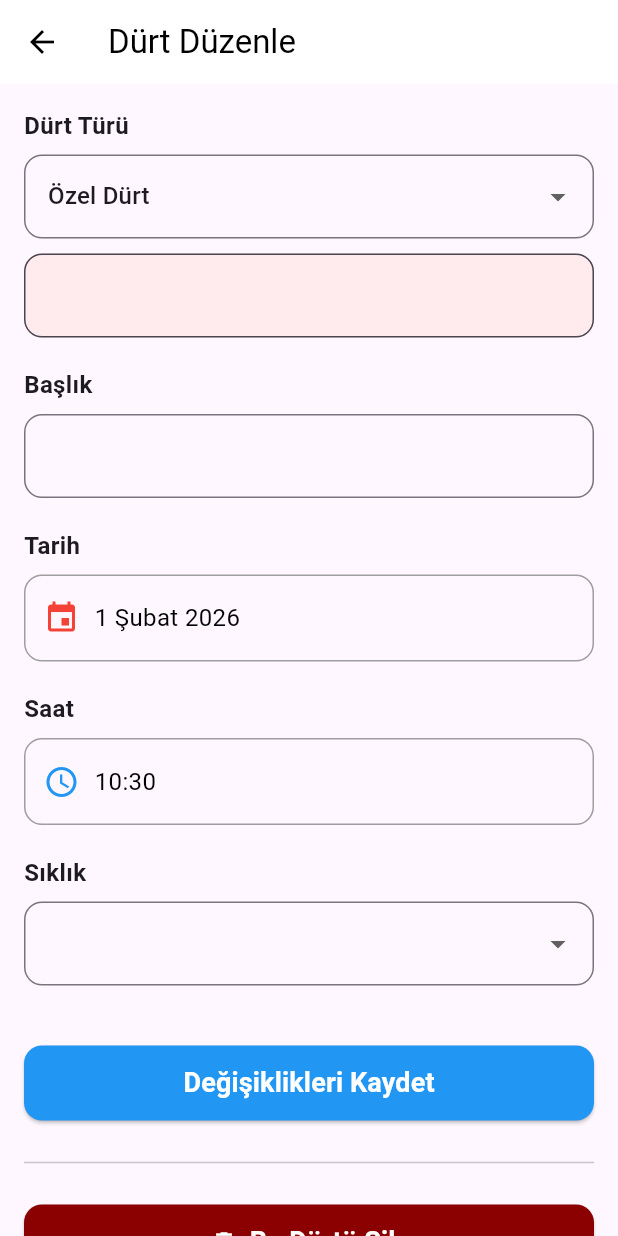
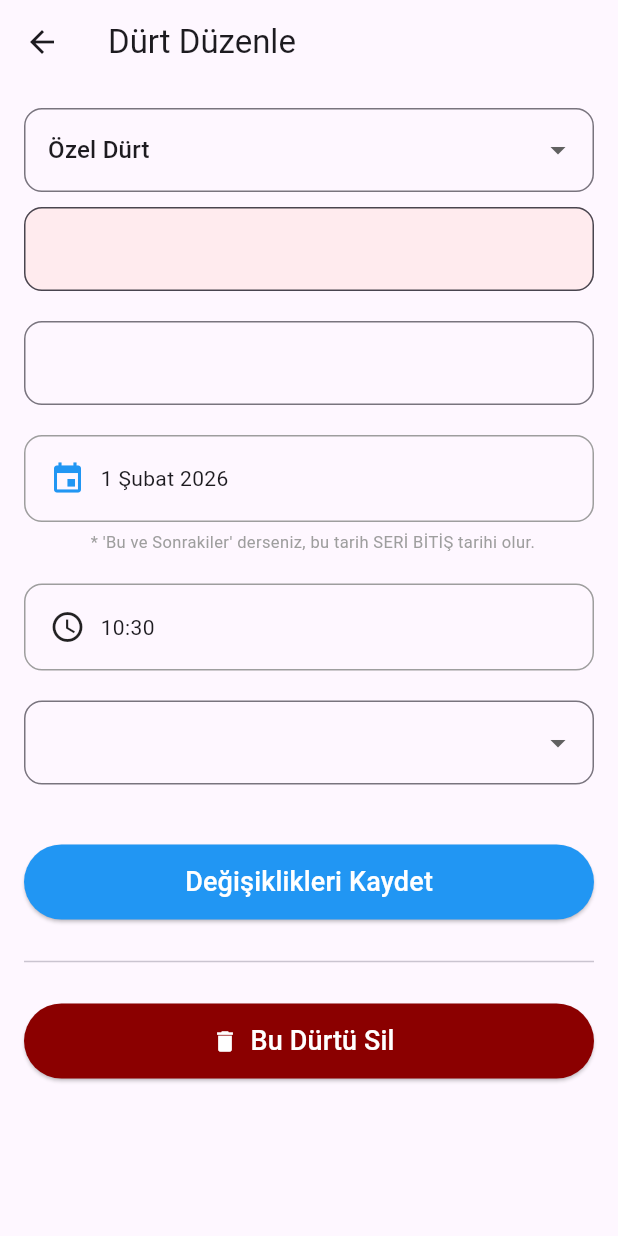
Before and after one commit to EdizKarli/DurtApp, a Flutter app: the EditReminderPage screen opened directly with empty values, after a tap on "Değişiklikleri Kaydet", on a phone screen of 412 x 824 dp. Run offline on Flutter 3.47's test engine with Material 3 defaults, Android fonts, the phone set to English and light mode, and no system bars; our stand-ins replace table_calendar; network calls fail.

Commit message:
durt connection established, adding and fixing them vol1

```diff
--- a/durt_app/lib/screens/edit_reminder_page.dart
+++ b/durt_app/lib/screens/edit_reminder_page.dart
@@ -1,7 +1,9 @@
 import 'package:flutter/material.dart';
+import 'package:flutter/cupertino.dart';
 import 'package:intl/intl.dart';
 import 'package:http/http.dart' as http;
 import 'dart:convert';
+import 'package:uuid/uuid.dart';
 
 class EditReminderPage extends StatefulWidget {
   final Map<String, dynamic> reminder;
@@ -22,38 +24,24 @@ class _EditReminderPageState extends State<EditReminderPage> {
   final TextEditingController _customTypeController = TextEditingController();
 
   String? _selectedType;
+  DateTime _selectedDate = DateTime.now(); // Limit (Bitiş) Tarihi
+  TimeOfDay _selectedTime = TimeOfDay.now();
+  String? _selectedFrequency;
 
-  // Tarih ve Saat Ayrı Tutuluyor
-  DateTime _selectedDate = DateTime.now();
-  TimeOfDay _selectedTime = TimeOfDay.now();
-
-  String? _selectedFrequency; // Nullable yaptık ki hata vermesin
-
-  // YENİ LİSTE (AddReminderPage ile Aynı)
   final List<String> _frequencies = [
-    "1 Gün",
-    "2 Gün",
-    "3 Gün",
-    "Haftada Bir",
-    "Ayda Bir",
-    "Özel Hatırlatma"
+    "1 Gün", "2 Gün", "3 Gün", "Haftada Bir", "Ayda Bir", "Özel Hatırlatma"
   ];
-
   final List<String> _types = ["Doktor Muayenesi", "İş Görüşmesi", "Sınav", "Özel Dürt"];
 
   @override
   void initState() {
     super.initState();
-
-    // 1. BAŞLIK
     _titleController.text = widget.reminder['title'];
 
-    // 2. TARİH VE SAAT AYRIŞTIRMA
     DateTime fullDate = DateTime.parse(widget.reminder['reminder_time']).toLocal();
     _selectedDate = fullDate;
     _selectedTime = TimeOfDay.fromDateTime(fullDate);
 
-    // 3. TÜR (Type) KONTROLÜ
     String incomingType = widget.reminder['type'];
     if (_types.contains(incomingType)) {
       _selectedType = incomingType;
@@ -62,16 +50,10 @@ class _EditReminderPageState extends State<EditReminderPage> {
       _customTypeController.text = incomingType;
     }
 
-    // 4. SIKLIK (Frequency) - ÇÖKME KORUMASI
     String incomingFreq = widget.reminder['frequency'] ?? "1 Gün";
-
     if (_frequencies.contains(incomingFreq)) {
-      // Eğer veritabanındaki değer listemizde varsa onu seç
       _selectedFrequency = incomingFreq;
     } else {
-      // Eğer yoksa (örn: '1 Gün Önce'), uygulamanın çökmesini önlemek için
-      // bu değeri geçici olarak listeye ekle veya varsayılan bir değer ata.
-      // Burada kullanıcı ne görüyorsa onu korumak için listeye ekliyoruz.
       _frequencies.add(incomingFreq);
       _selectedFrequency = incomingFreq;
     }
@@ -82,269 +64,356 @@ class _EditReminderPageState extends State<EditReminderPage> {
     bool isEditingAllowed = !widget.isReadOnly;
 
     return Scaffold(
-      appBar: AppBar(
-        title: Text(widget.isReadOnly ? "Dürt Detayı" : "Dürt Düzenle"),
-        backgroundColor: Colors.white,
-        foregroundColor: Colors.black,
-        elevation: 0
-      ),
+      appBar: AppBar(title: Text(widget.isReadOnly ? "Dürt Detayı" : "Dürt Düzenle")),
       body: SingleChildScrollView(
         padding: const EdgeInsets.all(16.0),
         child: Column(
-          crossAxisAlignment: CrossAxisAlignment.start,
           children: [
-            // --- TÜR SEÇİMİ ---
-            const Text("Dürt Türü", style: TextStyle(fontWeight: FontWeight.bold, fontSize: 16)),
-            const SizedBox(height: 8),
-            IgnorePointer(
-              ignoring: !isEditingAllowed,
-              child: DropdownButtonFormField<String>(
+            // TÜR
+             DropdownButtonFormField<String>(
                 value: _selectedType,
-                items: _types.map((type) => DropdownMenuItem(value: type, child: Text(type))).toList(),
-                onChanged: isEditingAllowed ? (value) {
-                  setState(() {
-                    _selectedType = value;
-                    if (value != "Özel Dürt") _customTypeController.clear();
-                  });
-                } : null,
+                items: _types.map((t) => DropdownMenuItem(value: t, child: Text(t))).toList(),
+                onChanged: isEditingAllowed ? (v) => setState(() => _selectedType = v) : null,
                 decoration: InputDecoration(border: OutlineInputBorder(borderRadius: BorderRadius.circular(12))),
               ),
-            ),
-
               if (_selectedType == "Özel Dürt") ...[
                 const SizedBox(height: 10),
-              TextField(
-                controller: _customTypeController,
-                readOnly: !isEditingAllowed,
-                decoration: InputDecoration(
-                  border: OutlineInputBorder(borderRadius: BorderRadius.circular(12)),
-                  filled: true,
-                  fillColor: isEditingAllowed ? Colors.red.shade50 : Colors.grey.shade100,
-                ),
-              ),
+                TextField(controller: _customTypeController, readOnly: !isEditingAllowed, decoration: InputDecoration(border: OutlineInputBorder(borderRadius: BorderRadius.circular(12)), filled: true, fillColor: Colors.red.shade50)),
               ],
-
               const SizedBox(height: 20),
 
-            // --- BAŞLIK ---
-            const Text("Başlık", style: TextStyle(fontWeight: FontWeight.bold, fontSize: 16)),
-            const SizedBox(height: 8),
-            TextField(
-              controller: _titleController,
-              readOnly: !isEditingAllowed,
-              decoration: InputDecoration(
-                border: OutlineInputBorder(borderRadius: BorderRadius.circular(12)),
-                fillColor: isEditingAllowed ? null : Colors.grey.shade100,
-                filled: !isEditingAllowed,
-              )
-            ),
-
+            // BAŞLIK
+            TextField(controller: _titleController, readOnly: !isEditingAllowed, decoration: InputDecoration(border: OutlineInputBorder(borderRadius: BorderRadius.circular(12)))),
             const SizedBox(height: 20),
 
-            // --- TARİH (YENİ KONSEPT) ---
-            const Text("Tarih", style: TextStyle(fontWeight: FontWeight.bold, fontSize: 16)),
-            const SizedBox(height: 8),
+            // TARİH KUTUSU
             InkWell(
               onTap: isEditingAllowed ? _pickDate : null,
               child: Container(
-                padding: const EdgeInsets.symmetric(horizontal: 12, vertical: 16),
-                decoration: BoxDecoration(
-                  border: Border.all(color: Colors.grey),
-                  borderRadius: BorderRadius.circular(12),
-                  color: isEditingAllowed ? null : Colors.grey.shade100,
-                ),
+                padding: const EdgeInsets.all(16),
+                decoration: BoxDecoration(border: Border.all(color: Colors.grey), borderRadius: BorderRadius.circular(12)),
                 child: Row(
                   children: [
-                    Icon(Icons.event, color: isEditingAllowed ? Colors.red : Colors.grey),
+                    const Icon(Icons.event, color: Colors.blue),
                     const SizedBox(width: 10),
-                    Text(
-                      DateFormat('d MMMM yyyy', 'tr_TR').format(_selectedDate),
-                      style: TextStyle(fontSize: 16, color: isEditingAllowed ? Colors.black : Colors.grey.shade700),
-                    ),
-                  ],
+                    Text(DateFormat('d MMMM yyyy', 'tr_TR').format(_selectedDate))
+                  ]
                 ),
               ),
             ),
-
+            if (isEditingAllowed)
+              const Padding(
+                padding: EdgeInsets.only(top: 5, left: 5),
+                child: Text(
+                  "* 'Bu ve Sonrakiler' derseniz, bu tarih SERİ BİTİŞ tarihi olur.",
+                  style: TextStyle(fontSize: 11, color: Colors.grey),
+                ),
+              ),
             const SizedBox(height: 20),
 
-            // --- SAAT (YENİ KONSEPT) ---
-            const Text("Saat", style: TextStyle(fontWeight: FontWeight.bold, fontSize: 16)),
-            const SizedBox(height: 8),
+            // SAAT
             InkWell(
               onTap: isEditingAllowed ? _pickTime : null,
               child: Container(
-                padding: const EdgeInsets.symmetric(horizontal: 12, vertical: 16),
-                decoration: BoxDecoration(
-                  border: Border.all(color: Colors.grey),
-                  borderRadius: BorderRadius.circular(12),
-                  color: isEditingAllowed ? null : Colors.grey.shade100,
-                ),
-                child: Row(
-                  children: [
-                    Icon(Icons.access_time, color: isEditingAllowed ? Colors.blue : Colors.grey),
-                    const SizedBox(width: 10),
-                    // Saati 24 saat formatında göster
-                    Text(
-                      "${_selectedTime.hour.toString().padLeft(2, '0')}:${_selectedTime.minute.toString().padLeft(2, '0')}",
-                      style: TextStyle(fontSize: 16, color: isEditingAllowed ? Colors.black : Colors.grey.shade700),
-                    ),
-                  ],
+                padding: const EdgeInsets.all(16),
+                decoration: BoxDecoration(border: Border.all(color: Colors.grey), borderRadius: BorderRadius.circular(12)),
+                child: Row(children: [const Icon(Icons.access_time), const SizedBox(width: 10), Text("${_selectedTime.hour.toString().padLeft(2,'0')}:${_selectedTime.minute.toString().padLeft(2,'0')}") ]),
               ),
             ),
-            ),
-
             const SizedBox(height: 20),
 
-            // --- SIKLIK ---
-            const Text("Sıklık", style: TextStyle(fontWeight: FontWeight.bold, fontSize: 16)),
-            const SizedBox(height: 8),
-             IgnorePointer(
-              ignoring: !isEditingAllowed,
-               child: DropdownButtonFormField<String>(
+            // SIKLIK
+            DropdownButtonFormField<String>(
                 value: _selectedFrequency,
                 items: _frequencies.map((f) => DropdownMenuItem(value: f, child: Text(f))).toList(),
-                onChanged: isEditingAllowed ? (value) => setState(() => _selectedFrequency = value!) : null,
+                onChanged: isEditingAllowed ? (v) => setState(() => _selectedFrequency = v) : null,
                 decoration: InputDecoration(border: OutlineInputBorder(borderRadius: BorderRadius.circular(12))),
             ),
-             ),
-
             const SizedBox(height: 40),
 
-            // --- BUTONLAR ---
+            // BUTONLAR
             if (isEditingAllowed) ...[
               SizedBox(
                 width: double.infinity,
                 height: 50,
                 child: ElevatedButton(
-                  onPressed: _updateReminder,
-                  style: ElevatedButton.styleFrom(
-                    backgroundColor: Colors.blue,
-                    foregroundColor: Colors.white,
-                    shape: RoundedRectangleBorder(borderRadius: BorderRadius.circular(12)),
-                  ),
-                  child: const Text("Değişiklikleri Kaydet", style: TextStyle(fontSize: 18, fontWeight: FontWeight.bold)),
+                  onPressed: _handleSaveButton,
+                  style: ElevatedButton.styleFrom(backgroundColor: Colors.blue, foregroundColor: Colors.white),
+                  child: const Text("Değişiklikleri Kaydet", style: TextStyle(fontSize: 18)),
                 ),
               ),
-
               const SizedBox(height: 20),
               const Divider(),
               const SizedBox(height: 20),
-
               SizedBox(
                 width: double.infinity,
                 height: 50,
                 child: ElevatedButton.icon(
-                  onPressed: _deleteReminder,
+                  onPressed: _handleDeleteButton,
                   icon: const Icon(Icons.delete),
-                  label: const Text("Bu Dürtü Sil", style: TextStyle(fontSize: 18, fontWeight: FontWeight.bold)),
-                  style: ElevatedButton.styleFrom(
-                    backgroundColor: const Color.fromARGB(255, 139, 0, 0),
-                    foregroundColor: Colors.white,
-                    shape: RoundedRectangleBorder(borderRadius: BorderRadius.circular(12)),
+                  label: const Text("Bu Dürtü Sil", style: TextStyle(fontSize: 18)),
+                  style: ElevatedButton.styleFrom(backgroundColor: const Color.fromARGB(255, 139, 0, 0), foregroundColor: Colors.white),
                 ),
               ),
-              ),
-            ] else ...[
-              const Center(
-                child: Text(
-                  "Geçmiş dürtler üzerinde değişiklik yapılamaz.",
-                  style: TextStyle(color: Colors.grey, fontStyle: FontStyle.italic),
-                ),
-              )
-            ],
+            ]
           ],
         ),
       ),
     );
   }
 
-  // --- TARİH SEÇİMİ ---
   Future<void> _pickDate() async {
-     DateTime initial = _selectedDate;
-    if (initial.isBefore(DateTime.now())) {
-      initial = DateTime.now();
-    }
-
     final DateTime? picked = await showDatePicker(
       context: context,
-      initialDate: initial,
-      firstDate: DateTime.now(),
+      initialDate: _selectedDate,
+      firstDate: DateTime.now().subtract(const Duration(days: 365)),
       lastDate: DateTime(2030),
-      locale: const Locale('tr', 'TR'),
+      locale: const Locale('tr', 'TR')
     );
-
     if (picked != null) {
-      setState(() => _selectedDate = picked);
+      // Gün sonuna sabitle
+      setState(() => _selectedDate = DateTime(picked.year, picked.month, picked.day, 23, 59, 59));
     }
   }
 
-  // --- SAAT SEÇİMİ ---
   Future<void> _pickTime() async {
-    final TimeOfDay? picked = await showTimePicker(
+    showModalBottomSheet(context: context, builder: (c) => SizedBox(height: 250, child: CupertinoDatePicker(
+      mode: CupertinoDatePickerMode.time, use24hFormat: true,
+      initialDateTime: DateTime(2024, 1, 1, _selectedTime.hour, _selectedTime.minute),
+      onDateTimeChanged: (t) => setState(() => _selectedTime = TimeOfDay.fromDateTime(t))
+    )));
+  }
+
+  // ==========================================
+  //      KAYDETME MANTIĞI
+  // ==========================================
+  void _handleSaveButton() {
+    String? groupId = widget.reminder['group_id'];
+
+    if (groupId == null || groupId.isEmpty) {
+      _forkNewSeries(); // Grubu yoksa yeni seri başlat
+      return;
+    }
+
+    showDialog(
       context: context,
-      initialTime: _selectedTime,
-      builder: (context, child) {
-        return MediaQuery(
-          data: MediaQuery.of(context).copyWith(alwaysUse24HourFormat: true),
-          child: child!,
+      builder: (context) => AlertDialog(
+        title: const Text("Düzenleme Seçeneği"),
+        content: const Text("Bu değişiklik nasıl uygulansın?"),
+        actions: [
+          TextButton(
+            onPressed: () {
+              Navigator.pop(context);
+              _forkNewSeries(); // Sadece Bu
+            },
+            child: const Text("Sadece Bu"),
+          ),
+          ElevatedButton(
+            onPressed: () {
+              Navigator.pop(context);
+              _rewriteFutureSeries(groupId); // Bu ve Sonrakiler
+            },
+            style: ElevatedButton.styleFrom(backgroundColor: Colors.blue, foregroundColor: Colors.white),
+            child: const Text("Bu ve Sonrakiler"),
+          ),
+        ],
+      ),
     );
-      },
-    );
+  }
 
-    if (picked != null) {
-      setState(() => _selectedTime = picked);
+  // SENARYO 1: SADECE BU (Fork)
+  // Mevcut kaydı güncelle (yeni grup ID ile) ve ileriye doğru yeni seri üret.
+  // Eski grubun geleceğine dokunulmaz.
+  Future<void> _forkNewSeries() async {
+    String newGroupId = const Uuid().v4();
+    // Mevcut kaydı güncelle
+    await _generateSeriesLogic(newGroupId, shouldUpdateCurrent: true);
+    if (mounted) {
+      Navigator.pop(context);
+      ScaffoldMessenger.of(context).showSnackBar(const SnackBar(content: Text("✅ Yeni seri oluşturuldu!")));
     }
   }
 
-  Future<void> _updateReminder() async {
+  // SENARYO 2: BU VE SONRAKİLER (Tamamen Yenileme)
+  Future<void> _rewriteFutureSeries(String currentGroupId) async {
+    // 1. MEVCUT VE GELECEK KAYITLARI SİL
+    // "Reminder Time" > "Orijinal Tarih - 1 saniye" diyerek
+    // Orijinal kaydı da, gelecekteki kayıtları da siliyoruz.
+    String oldDateStr = widget.reminder['reminder_time'];
+    DateTime oldDate = DateTime.parse(oldDateStr);
+
+    // Geriye doğru 1 saniye gidiyoruz ki mevcut kayıt da kapsama alanına girsin.
+    DateTime wipeDate = oldDate.subtract(const Duration(seconds: 1));
+    String wipeDateStr = "${wipeDate.year}-${wipeDate.month.toString().padLeft(2, '0')}-${wipeDate.day.toString().padLeft(2, '0')} ${wipeDate.hour.toString().padLeft(2, '0')}:${wipeDate.minute.toString().padLeft(2, '0')}:${wipeDate.second.toString().padLeft(2, '0')}";
+
+    final deleteUrl = Uri.parse('http://localhost:3000/api/reminders/group/$currentGroupId/future?date=$wipeDateStr');
+    await http.delete(deleteUrl);
+
+    // 2. HER ŞEYİ SIFIRDAN OLUŞTUR (CREATE, NOT UPDATE)
+    // Eski kayıt silindiği için "Update" (PUT) yapamayız. "Create" (POST) yapacağız.
+    await _generateSeriesLogic(currentGroupId, shouldUpdateCurrent: false);
+
+    if (mounted) {
+      Navigator.pop(context);
+      ScaffoldMessenger.of(context).showSnackBar(const SnackBar(content: Text("✅ Seri güncellendi!")));
+    }
+  }
+
+  // --- ANA MANTIK MOTORU ---
+  Future<void> _generateSeriesLogic(String groupId, {required bool shouldUpdateCurrent}) async {
+    // BAŞLANGIÇ: Orijinal kartın tarihi (Yıl/Ay/Gün) + Yeni seçilen Saat
+    DateTime originalReminderDate = DateTime.parse(widget.reminder['reminder_time']).toLocal();
+
+    DateTime startDate = DateTime(
+      originalReminderDate.year,
+      originalReminderDate.month,
+      originalReminderDate.day,
+      _selectedTime.hour,
+      _selectedTime.minute
+    );
+
+    // BİTİŞ: Kullanıcının seçtiği tarih
+    DateTime limitDate = _selectedDate;
+
+    // GEÇMİŞ KONTROLÜ (Sadece "Bugün" ise ve geçmişteyse)
+    DateTime now = DateTime.now();
+    DateTime nowClean = DateTime(now.year, now.month, now.day, now.hour, now.minute);
+
+    int intervalDays = _getIntervalDays();
+    if (startDate.year == now.year && startDate.month == now.month && startDate.day == now.day) {
+       if (startDate.isBefore(nowClean)) {
+          startDate = startDate.add(Duration(days: intervalDays));
+       }
+    }
+
+    // ADIM 1: İLK KARTI İŞLE (Mevcut Günü)
+    if (shouldUpdateCurrent) {
+      // "Sadece Bu" modunda mevcut kart duruyor, onu güncelliyoruz (PUT).
+      await _updateCurrentRow(startDate, groupId);
+    } else {
+      // "Bu ve Sonrakiler" modunda mevcut kartı silmiştik, YENİDEN YARATIYORUZ (POST).
+      await _createNewRow(startDate, groupId);
+    }
+
+    // ADIM 2: GELECEK DÜRTLERİ ÜRET (Hepsi POST)
+    DateTime loopDate = startDate.add(Duration(days: intervalDays));
+    int count = 0;
+
+    while ((loopDate.isBefore(limitDate) || loopDate.isAtSameMomentAs(limitDate)) && count < 100) {
+      await _createNewRow(loopDate, groupId);
+      loopDate = loopDate.add(Duration(days: intervalDays));
+      count++;
+    }
+  }
+
+  // Yardımcı: PUT (Güncelle)
+  Future<void> _updateCurrentRow(DateTime targetDate, String groupId) async {
+    String formattedDate = _formatDate(targetDate);
     String finalType = _selectedType == "Özel Dürt" ? _customTypeController.text : _selectedType!;
     final url = Uri.parse('http://localhost:3000/api/reminders/${widget.reminder['id']}');
 
-    // Tarih ve Saati birleştirip DateTime oluşturuyoruz
-    final DateTime finalDateTime = DateTime(
-      _selectedDate.year,
-      _selectedDate.month,
-      _selectedDate.day,
-      _selectedTime.hour,
-      _selectedTime.minute,
-    );
-
-    try {
-      final response = await http.put(
+    await http.put(
       url,
       headers: {'Content-Type': 'application/json'},
       body: jsonEncode({
         'title': _titleController.text,
         'type': finalType,
-          'reminder_time': finalDateTime.toIso8601String(),
+        'reminder_time': formattedDate,
         'frequency': _selectedFrequency,
+        'group_id': groupId,
       }),
     );
+  }
 
-      if (response.statusCode == 200 && mounted) {
-        Navigator.pop(context);
-        ScaffoldMessenger.of(context).showSnackBar(const SnackBar(content: Text("✅ Güncellendi")));
+  // Yardımcı: POST (Yeni Yarat)
+  Future<void> _createNewRow(DateTime targetDate, String groupId) async {
+    String formattedDate = _formatDate(targetDate);
+    String finalType = _selectedType == "Özel Dürt" ? _customTypeController.text : _selectedType!;
+    final url = Uri.parse('http://localhost:3000/api/reminders');
+
+    await http.post(
+      url,
+      headers: {'Content-Type': 'application/json'},
+      body: jsonEncode({
+        'title': _titleController.text,
+        'type': finalType,
+        'reminder_time': formattedDate,
+        'frequency': _selectedFrequency,
+        'group_id': groupId,
+      }),
+    );
   }
-    } catch (e) {
-      print("Hata: $e");
+
+  String _formatDate(DateTime date) {
+    return "${date.year}-${date.month.toString().padLeft(2, '0')}-${date.day.toString().padLeft(2, '0')} ${date.hour.toString().padLeft(2, '0')}:${date.minute.toString().padLeft(2, '0')}:00";
+  }
+
+  int _getIntervalDays() {
+    switch (_selectedFrequency) {
+        case "1 Gün": return 1;
+        case "2 Gün": return 2;
+        case "3 Gün": return 3;
+        case "Haftada Bir": return 7;
+        case "Ayda Bir": return 30;
+        default: return 1;
     }
   }
 
-  Future<void> _deleteReminder() async {
-      bool? confirm = await showDialog(
+  // --- SİLME BUTONU ---
+  void _handleDeleteButton() {
+    String? groupId = widget.reminder['group_id'];
+    if (groupId == null || groupId.isEmpty) {
+      _confirmDeleteSingle();
+      return;
+    }
+    showDialog(
+      context: context,
+      builder: (context) => AlertDialog(
+        title: const Text("Silme Seçeneği"),
+        content: const Text("Hangi dürtler silinsin?"),
+        actions: [
+          TextButton(
+            onPressed: () {
+              Navigator.pop(context);
+              _deleteSingleReminder();
+            },
+            child: const Text("Sadece Bu"),
+          ),
+          ElevatedButton(
+            onPressed: () {
+              Navigator.pop(context);
+              _deleteThisAndFutureReminders(groupId);
+              if (mounted) Navigator.pop(context);
+            },
+            style: ElevatedButton.styleFrom(backgroundColor: Colors.red, foregroundColor: Colors.white),
+            child: const Text("Bu ve Sonrakiler"),
+          ),
+        ],
+      ),
+    );
+  }
+
+  void _confirmDeleteSingle() {
+    showDialog(
       context: context,
       builder: (context) => AlertDialog(
         title: const Text("Emin misiniz?"),
         content: const Text("Bu dürt kalıcı olarak silinecektir."),
         actions: [
-          TextButton(onPressed: () => Navigator.pop(context, false), child: const Text("İptal")),
-          TextButton(onPressed: () => Navigator.pop(context, true), child: const Text("Sil", style: TextStyle(color: Colors.red))),
+          TextButton(onPressed: () => Navigator.pop(context), child: const Text("İptal")),
+          TextButton(
+            onPressed: () {
+              Navigator.pop(context);
+              _deleteSingleReminder();
+            },
+            child: const Text("Sil", style: TextStyle(color: Colors.red))
+          ),
         ],
       ),
     );
+  }
 
-    if (confirm == true) {
+  Future<void> _deleteSingleReminder() async {
     final url = Uri.parse('http://localhost:3000/api/reminders/${widget.reminder['id']}');
     try {
       await http.delete(url);
@@ -356,5 +425,19 @@ class _EditReminderPageState extends State<EditReminderPage> {
       print("Silme Hatası: $e");
     }
   }
+
+  Future<void> _deleteThisAndFutureReminders(String groupId) async {
+    String oldDateStr = widget.reminder['reminder_time'];
+    // Silme butonuna basınca da "Mevcut + Sonrası" mantığı aynıdır.
+    // O yüzden 1 saniye geriye gidip oradan sonrasını siliyoruz.
+    DateTime oldDate = DateTime.parse(oldDateStr);
+    DateTime wipeDate = oldDate.subtract(const Duration(seconds: 1));
+    String wipeDateStr = "${wipeDate.year}-${wipeDate.month.toString().padLeft(2, '0')}-${wipeDate.day.toString().padLeft(2, '0')} ${wipeDate.hour.toString().padLeft(2, '0')}:${wipeDate.minute.toString().padLeft(2, '0')}:${wipeDate.second.toString().padLeft(2, '0')}";
+
+    final deleteFutureUrl = Uri.parse('http://localhost:3000/api/reminders/group/$groupId/future?date=$wipeDateStr');
+    await http.delete(deleteFutureUrl);
+
+    // Not: Burada ayrıca _deleteSingleReminder() çağırmaya gerek yok çünkü
+    // "wipeDate" (1 saniye öncesi) sayesinde mevcut kayıt da silinecektir.
   }
 }
--- a/durt_app/pubspec.yaml
+++ b/durt_app/pubspec.yaml
@@ -39,6 +39,7 @@ dependencies:
   cupertino_icons: ^1.0.8
   table_calendar: ^3.2.0
   intl: ^0.20.2
+  uuid: ^4.5.1
 dev_dependencies:
   flutter_test:
     sdk: flutter
```
Also changed, not shown: durt_app/lib/screens/add_reminder_page.dart (+6 -3 lines), durt_app/pubspec.lock, 1 other file. Lines whose indentation alone changed are shown as unchanged.
